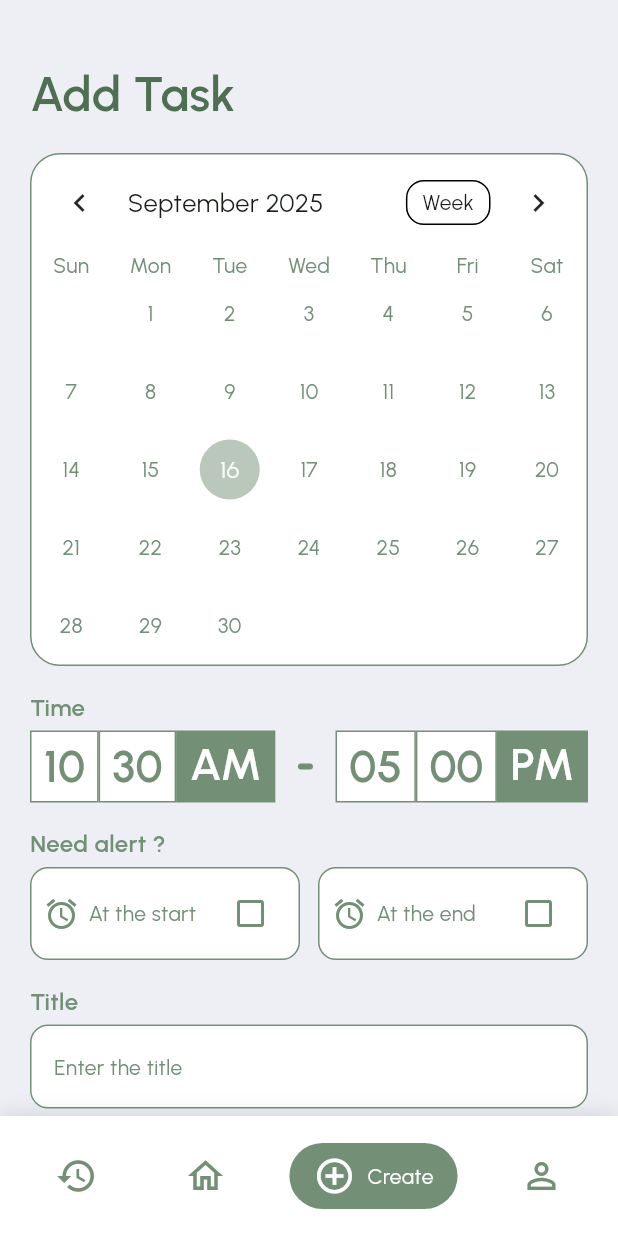
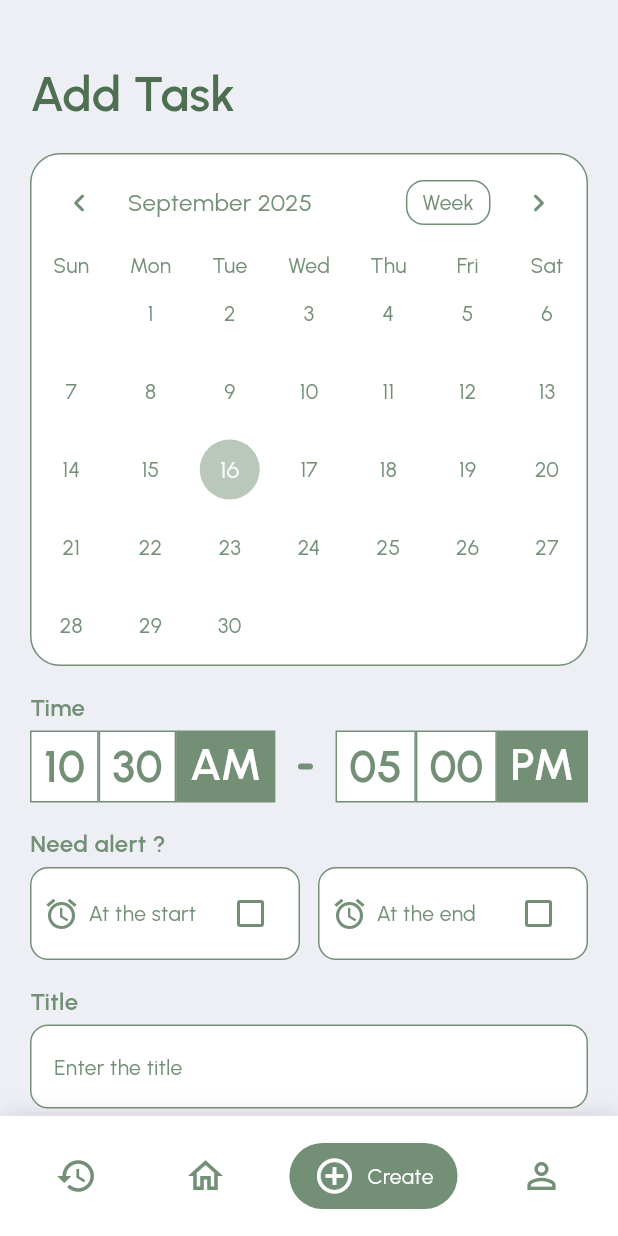
Before and after one commit to ItsAfsalVN/fazr, a Flutter app: the screen it shows after launch, item 3 of the bottom bar chosen, on a phone screen of 412 x 824 dp. Run offline on Flutter 3.47's test engine with Material 3 defaults, Android fonts, the phone set to English and light mode, and no system bars; drawn by our look-alikes of table_calendar; our stand-ins replace easy_date_timeline, flutter_svg.

Commit message:
completed the static create page

```diff
--- a/lib/components/custom_calendar.dart
+++ b/lib/components/custom_calendar.dart
@@ -23,6 +23,26 @@ class _CustomCalendarState extends State<CustomCalendar> {
         borderRadius: BorderRadius.circular(20),
       ),
       child: TableCalendar(
+        headerStyle: HeaderStyle(
+          titleTextStyle: TextStyle(
+            color: colors.primary,
+            fontSize: 16,
+            fontWeight: FontWeight.w500,
+          ),
+          leftChevronIcon: Icon(
+            Icons.keyboard_arrow_left_rounded,
+            color: colors.primary,
+          ),
+          rightChevronIcon: Icon(
+            Icons.keyboard_arrow_right_rounded,
+            color: colors.primary,
+          ),
+          formatButtonDecoration: BoxDecoration(
+            border: Border.all(color: colors.primary),
+            borderRadius: BorderRadius.circular(12),
+          ),
+          formatButtonTextStyle: TextStyle(color: colors.primary),
+        ),
         focusedDay: _focusedDay,
         firstDay: DateTime(2020, 1, 1),
         lastDay: DateTime(2030, 12, 31),
```
